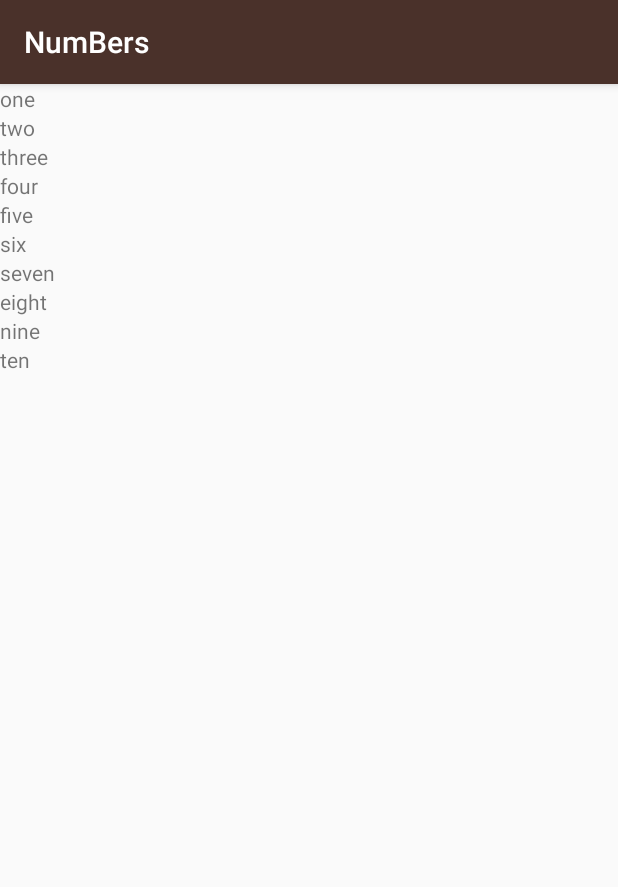
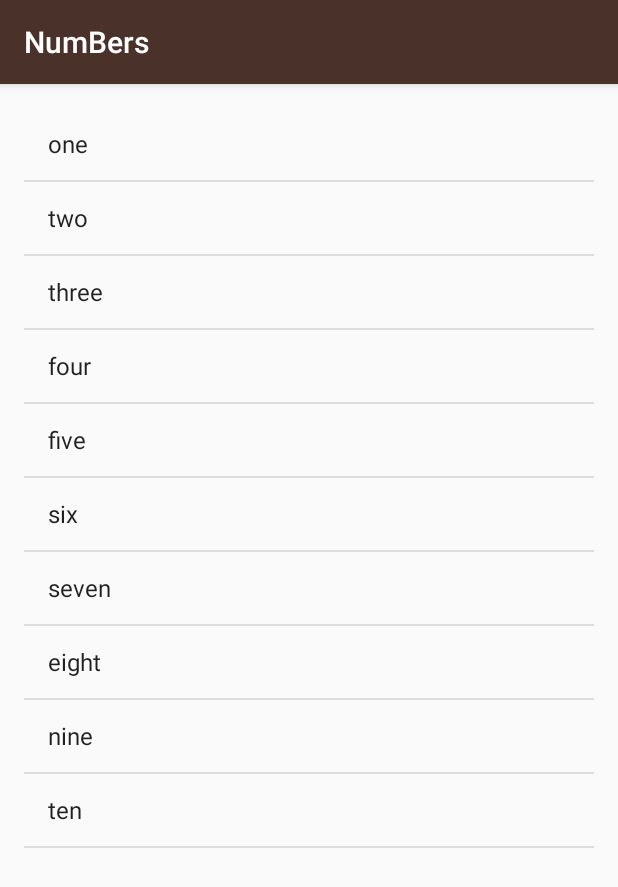
Before and after one commit to yangzhanlong/Miwok, an Android app: the NumbersActivity screen opened directly, with no data from a screen before it, on a phone screen of 412 x 824 dp. Shown: the top 887 px of the screen. Run offline under Robolectric (Android 15) with nearby library versions, the phone set to English and light mode, and no system bars.

Commit message:
Add ArrayAdapter and ListView for Miwok

```diff
--- a/app/src/main/java/com/codeing/miwok/NumbersActivity.java
+++ b/app/src/main/java/com/codeing/miwok/NumbersActivity.java
@@ -5,7 +5,9 @@
 import android.util.Log;
 import android.view.Menu;
 import android.view.MenuItem;
+import android.widget.ArrayAdapter;
 import android.widget.LinearLayout;
+import android.widget.ListView;
 import android.widget.TextView;
 
 import java.util.ArrayList;
@@ -17,7 +19,7 @@
         super.onCreate(savedInstanceState);
         setContentView(R.layout.activity_numbers);
 
-        ArrayList<String> words = new ArrayList<String>();
+        ArrayList<String> words = new ArrayList<>();
         words.add("one");
         words.add("two");
         words.add("three");
@@ -29,12 +31,33 @@
         words.add("nine");
         words.add("ten");
 
+        /*
         LinearLayout rootView = (LinearLayout) findViewById(R.id.rootView);
         for (int i = 0; i < words.size(); i++) {
             TextView textView = new TextView(this);
             textView.setText(words.get(i));
             rootView.addView(textView);
         }
+        */
+
+        // Create an {@link ArrayAdapter}, whose data source is a list of Strings. The
+        // adapter knows how to create layouts for each item in the list, using the
+        // simple_list_item_1.xml layout resource defined in the Android framework.
+        // This list item layout contains a single {@link TextView}, which the adapter will set to
+        // display a single word.
+        ArrayAdapter<String> itemsAdapter =
+                new ArrayAdapter<>(this, android.R.layout.simple_list_item_1, words);
+
+        // Find the {@link ListView} object in the view hierarchy of the {@link Activity}.
+        // There should be a {@link ListView} with the view ID called list, which is declared in the
+        // activity_numbers.xml layout file.
+        ListView listView = (ListView) findViewById(R.id.list);
+
+        // Make the {@link ListView} use the {@link ArrayAdapter} we created above, so that the
+        // {@link ListView} will display list items for each word in the list of words.
+        // Do this by calling the setAdapter method on the {@link ListView} object and pass in
+        // 1 argument, which is the {@link ArrayAdapter} with the variable name itemsAdapter.
+        listView.setAdapter(itemsAdapter);
     }
 
 }
--- a/app/src/main/res/layout/activity_numbers.xml
+++ b/app/src/main/res/layout/activity_numbers.xml
@@ -1,9 +1,12 @@
-<LinearLayout xmlns:android="http://schemas.android.com/apk/res/android"
+<?xml version="1.0" encoding="utf-8"?>
+<ListView xmlns:android="http://schemas.android.com/apk/res/android"
     xmlns:tools="http://schemas.android.com/tools"
+    android:id="@+id/list"
     android:layout_width="match_parent"
     android:layout_height="match_parent"
     android:orientation="vertical"
-    android:id="@+id/rootView"
-    tools:context="com.codeing.miwok.NumbersActivity">
-
-</LinearLayout>
+    android:paddingBottom="@dimen/activity_vertical_margin"
+    android:paddingLeft="@dimen/activity_horizontal_margin"
+    android:paddingRight="@dimen/activity_horizontal_margin"
+    android:paddingTop="@dimen/activity_vertical_margin"
+    tools:context="com.example.android.miwok.NumbersActivity" />
```
